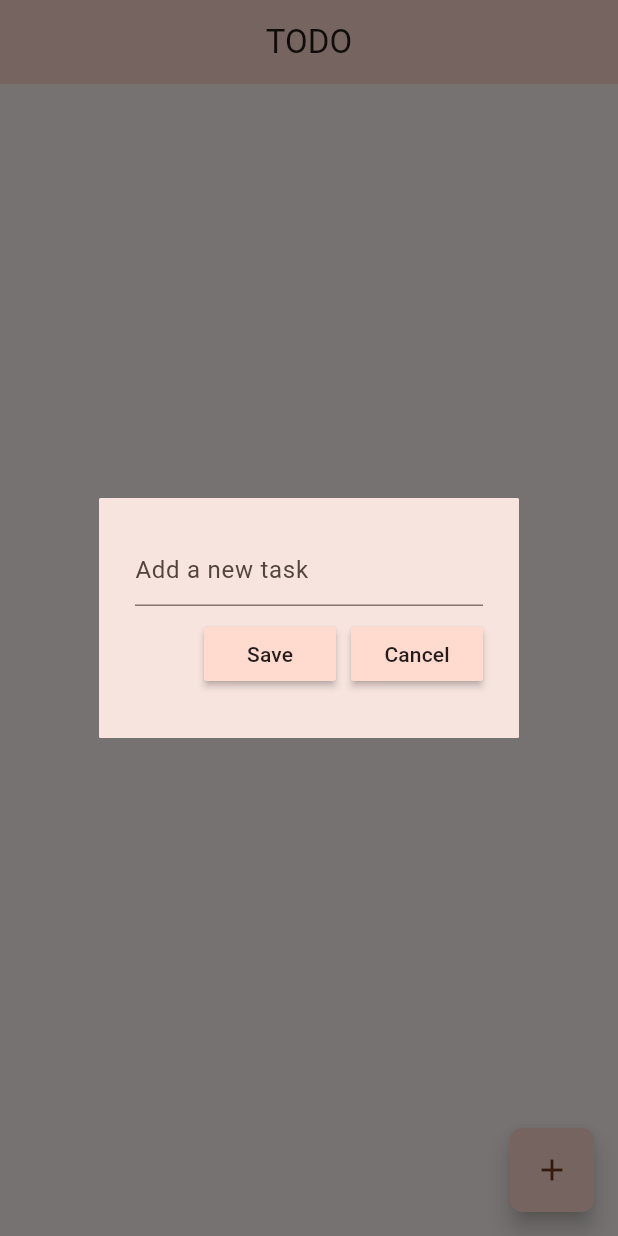
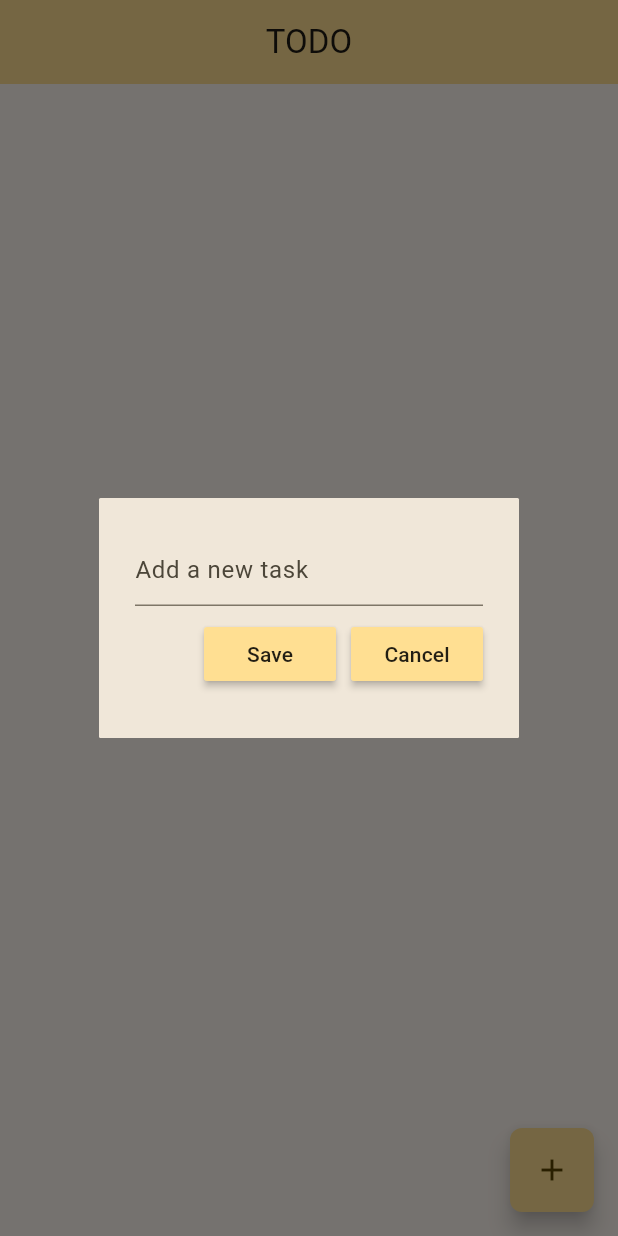
Before and after one commit to mi-kinoshita/minimal_todo_list_app, a Flutter app: the screen it shows after launch, after a tap on the "add" icon, on a phone screen of 412 x 824 dp. Run offline on Flutter 3.47's test engine with Material 3 defaults, Android fonts, the phone set to English and light mode, and no system bars; drawn by our look-alikes of dynamic_color; our stand-ins replace flutter_slidable, google_fonts, shared_preferences.

Commit message:
add dynamic color suppord

```diff
--- a/lib/main.dart
+++ b/lib/main.dart
@@ -1,3 +1,4 @@
+import 'package:dynamic_color/dynamic_color.dart';
 import 'package:flutter/material.dart';
 import 'package:minimal_todo_list_app/pages/top_page.dart';
 
@@ -8,24 +9,37 @@ void main() {
 class MyApp extends StatelessWidget {
   const MyApp({super.key});
 
+  ThemeData lightTheme(ColorScheme? lightColorScheme) {
+    final scheme = lightColorScheme ??
+        ColorScheme.fromSeed(
+            seedColor: const Color(0xffdbd3c7)
+        );
+    return ThemeData(
+      colorScheme: scheme,
+    );
+  }
+
+  ThemeData darkTheme(ColorScheme? darkColorScheme) {
+    final scheme = darkColorScheme ??
+        ColorScheme.fromSeed(
+            seedColor: const Color(0xffdbd3c7)
+        );
+    return ThemeData(
+      colorScheme: scheme,
+    );
+  }
+
   @override
   Widget build(BuildContext context) {
-    return MaterialApp(
-      theme: ThemeData(
-        colorScheme: ColorScheme.fromSeed(
-          seedColor: Colors.brown,
-          brightness: Brightness.light,
-        ),
-      ),
-
-      darkTheme: ThemeData(
-        colorScheme: ColorScheme.fromSeed(
-          seedColor: Colors.brown,
-          brightness: Brightness.dark,
-        ),
-      ),
-
-      home: const TopPage(),
+    return DynamicColorBuilder(
+        builder: (ColorScheme? lightDynamic,
+        ColorScheme? darkDynamic) {
+          return MaterialApp(
+            theme: lightTheme(lightDynamic),
+            darkTheme: darkTheme(darkDynamic),
+            home: const TopPage(),
+          );
+        },
     );
   }
 }
--- a/pubspec.yaml
+++ b/pubspec.yaml
@@ -39,6 +39,7 @@ dependencies:
   shared_preferences: ^2.3.3
   flutter_slidable: ^3.1.1
   google_fonts: ^6.2.1
+  dynamic_color: ^1.7.0
 
 dev_dependencies:
   flutter_test:
```
Also changed, not shown: pubspec.lock, 6 other files.
